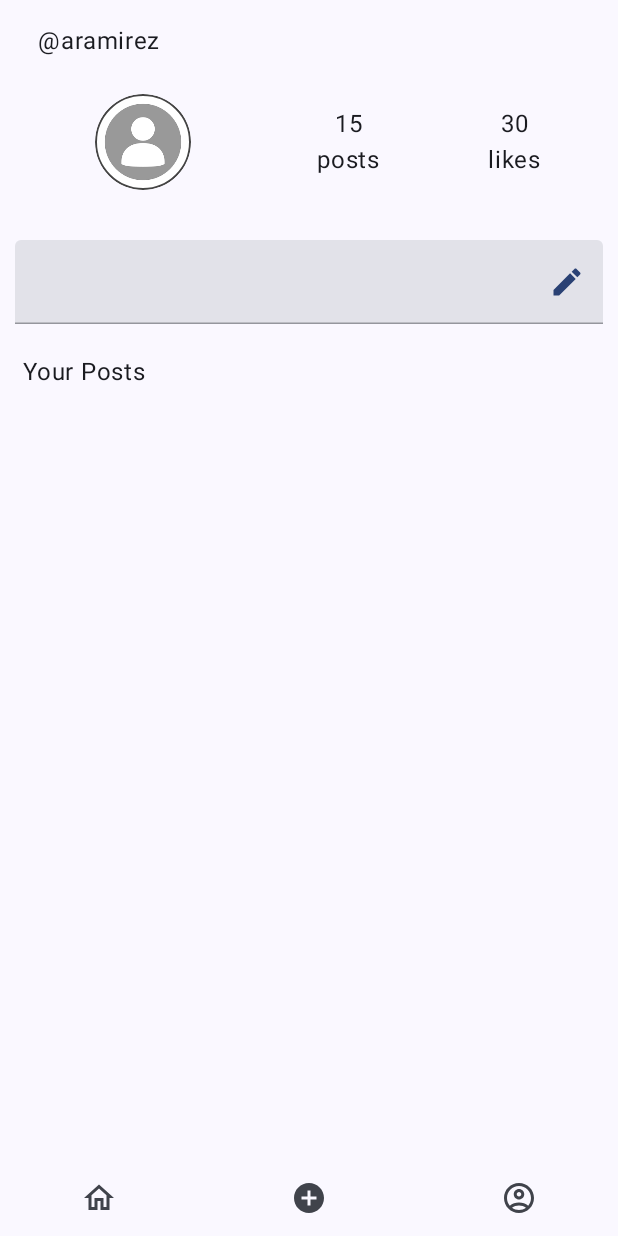
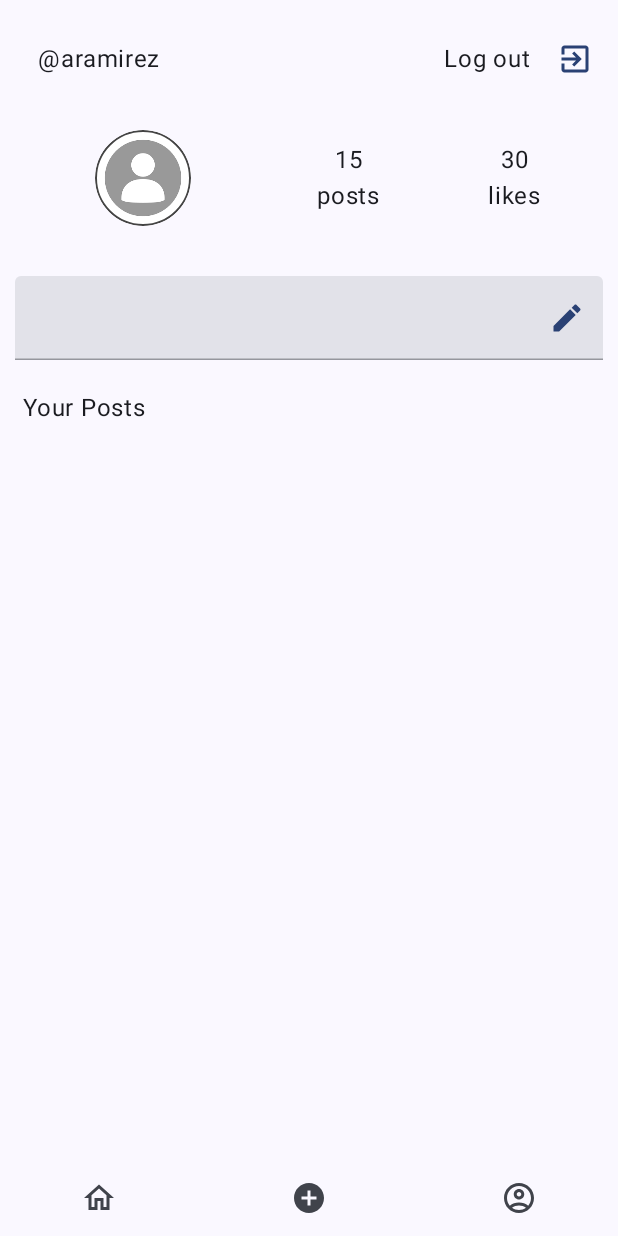
Before and after one commit to adrian-ramirezc/iCook, an Android app built with Jetpack Compose: the ProfileScreen screen opened through its navigation route, item 3 of the bottom bar chosen, on a phone screen of 412 x 824 dp. Run offline under Robolectric (Android 15) with nearby library versions, the phone set to English and light mode, and no system bars; network calls fail; pictures from the network do not load; 1 statement that could not run was skipped.

Commit message:
Add Log out button in Profile screen

```diff
--- a/app/src/main/java/com/example/icook/network/ICookApiService.kt
+++ b/app/src/main/java/com/example/icook/network/ICookApiService.kt
@@ -19,7 +19,7 @@ import retrofit2.http.PUT
 import retrofit2.http.Path
 import java.time.LocalDateTime
 
-private const val BASE_URL = "http://192.168.27.168:5000"
+private const val BASE_URL = "http://192.168.8.168:5000"
 //private const val BASE_URL = "http://10.0.2.2:5000"
 /**
  * when debugging/testing:
--- a/app/src/main/java/com/example/icook/ui/ICookApp.kt
+++ b/app/src/main/java/com/example/icook/ui/ICookApp.kt
@@ -61,7 +61,7 @@ fun ICookApp(
                     onShowHidePasswordButtonClicked = {viewModel.onShowHidePasswordButtonClicked()},
                     onPasswordChange = {currentPassword, newValue -> viewModel.onPasswordChange(currentPassword,newValue)},
                     onSignUpButtonClicked = {viewModel.onSignUpButtonClicked(navController)},
-                    onLogInTextButtonClicked = { switchTo(navController, ICookScreen.LogIn)}
+                    onLogInTextButtonClicked = { viewModel.switchTo(navController, ICookScreen.LogIn) }
                 )
             }
             composable(route = ICookScreen.LogIn.name){
@@ -80,7 +80,7 @@ fun ICookApp(
                     user = userState,
                     feedPostsWithUsers = uiState.feedPostsWithUsers,
                     onProfileButtonClicked = { viewModel.switchToProfile(navController=navController) },
-                    onCreatePostButtonClicked = { switchTo(navController, ICookScreen.CreatePost) }
+                    onCreatePostButtonClicked = { viewModel.switchTo(navController, ICookScreen.CreatePost) }
                 )
             }
             composable(route = ICookScreen.CreatePost.name) {
@@ -102,21 +102,14 @@ fun ICookApp(
                     userPictureScreenEnabled = profileScreenState.userPictureScreenEnabled,
                     setUserPictureScreenEnabled = {value: Boolean -> viewModel.profileScreenSF.setUserPictureScreenEnabled(value)},
                     onHomeButtonClicked = { viewModel.switchToHome(navController=navController)  },
-                    onCreatePostButtonClicked = { switchTo(navController, ICookScreen.CreatePost)},
+                    onCreatePostButtonClicked = { viewModel.switchTo(navController, ICookScreen.CreatePost)},
                     persistNewUserDescription = {newDescription: String -> viewModel.persistNewUserDescription(newDescription)},
                     onPostOptionClicked = {post, postOption -> viewModel.onPostOptionClicked(post, postOption)},
-                    onUpdateUserPictureClicked = {uri: Uri? ->  viewModel.persistNewUserProfilePicture(uri = uri, contentResolver=contentResolver)}
+                    onUpdateUserPictureClicked = {uri: Uri? ->  viewModel.persistNewUserProfilePicture(uri = uri, contentResolver=contentResolver)},
+                    onLogOutButtonClicked = {viewModel.onLogOutButtonClicked(navController)}
                 )
             }
 
         }
     }
 }
-
-@SuppressLint("RestrictedApi")
-fun switchTo(navController: NavHostController, screen: ICookScreen) {
-    navController.popBackStack(ICookScreen.Home.name, inclusive = false)
-    if (navController.currentBackStack.value[1].destination.route != screen.name) {
-        navController.navigate(screen.name)
-    }
-}
--- a/app/src/main/java/com/example/icook/ui/screens/ProfileScreen.kt
+++ b/app/src/main/java/com/example/icook/ui/screens/ProfileScreen.kt
@@ -13,6 +13,7 @@ import androidx.compose.foundation.shape.CircleShape
 import androidx.compose.material.icons.Icons
 import androidx.compose.material.icons.filled.Check
 import androidx.compose.material.icons.filled.Create
+import androidx.compose.material.icons.filled.ExitToApp
 import androidx.compose.material3.Icon
 import androidx.compose.material3.IconToggleButton
 import androidx.compose.material3.SnackbarHostState
@@ -58,7 +59,8 @@ fun ProfileScreen(
     onUpdateUserPictureClicked: (Uri?) -> Unit = {},
     snackbarHostState: SnackbarHostState = SnackbarHostState(),
     userPictureScreenEnabled : Boolean = false,
-    setUserPictureScreenEnabled : (newValue : Boolean) -> Unit = {_ -> }
+    setUserPictureScreenEnabled : (newValue : Boolean) -> Unit = {_ -> },
+    onLogOutButtonClicked: () -> Unit = {}
 ) {
     var descriptionEditingEnabled by remember { mutableStateOf<Boolean>(false) }
     var userDescription by remember { mutableStateOf<String>(user.description) }
@@ -66,10 +68,27 @@ fun ProfileScreen(
     Column(
         modifier = if (userPictureScreenEnabled) {Modifier.blur(3.dp)} else {Modifier}
     ) {
-        Text(
-            text = "@${user.username}",
-            modifier = Modifier.padding(start = 25.dp, top = 15.dp)
-        )
+        Row(
+            modifier = Modifier
+                .fillMaxWidth()
+                .padding(start = 25.dp, top = 15.dp),
+            verticalAlignment = Alignment.CenterVertically,
+            horizontalArrangement = Arrangement.SpaceBetween
+        ) {
+            Text(
+                text = "@${user.username}",
+            )
+            Row(
+                verticalAlignment = Alignment.CenterVertically,
+            ) {
+                Text(text = "Log out")
+                TextButton(
+                    onClick = { onLogOutButtonClicked() }
+                ) {
+                    Icon(Icons.Default.ExitToApp, contentDescription = null)
+                }
+            }
+        }
         Row(
             modifier = Modifier
                 .fillMaxWidth()
```
Also changed, not shown: app/src/main/java/com/example/icook/ui/ICookViewModel.kt (+25 -0 lines).
